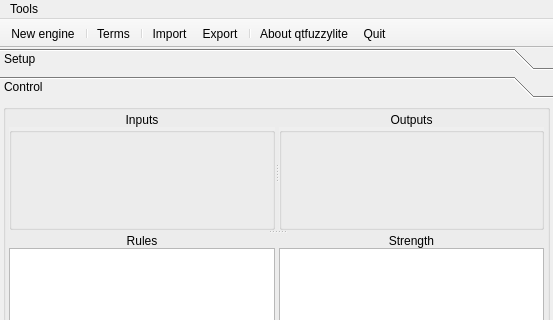
This is qtfuzzylite/ui/Window.ui in fuzzylite/fuzzylite as Qt 5 draws it before an edit; both pictures show x 0 to 553 and y 0 to 320 of the 553 by 541 pixel window. The edited form follows.
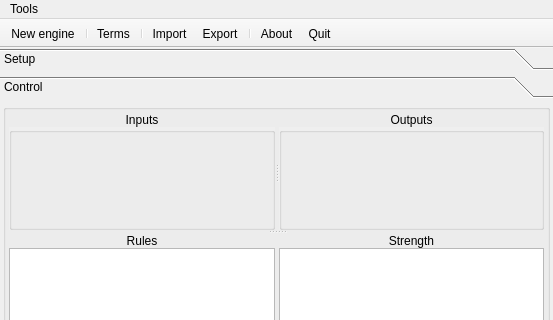
This is the edited form. The open tabs and pages were chosen to show the change. Icons and pictures are not drawn. Custom widgets are drawn as their Qt base class.

The edit to the form file:
```diff
--- a/qtfuzzylite/ui/Window.ui
+++ b/qtfuzzylite/ui/Window.ui
@@ -900,7 +900,7 @@
      <normaloff>:/about.png</normaloff>:/about.png</iconset>
    </property>
    <property name="text">
-    <string>&amp;About qtfuzzylite</string>
+    <string>&amp;About...</string>
    </property>
    <property name="toolTip">
     <string>About qtfuzzylite</string>
```
Left out of the diff: 18 changed lines with no effect on the pictures.
